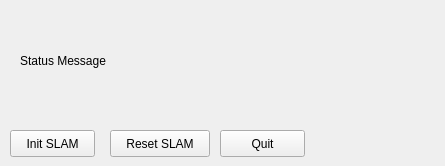
Qt form resource/widget.ui (ProjectArtemis/artemis_sysmon) before a commit.
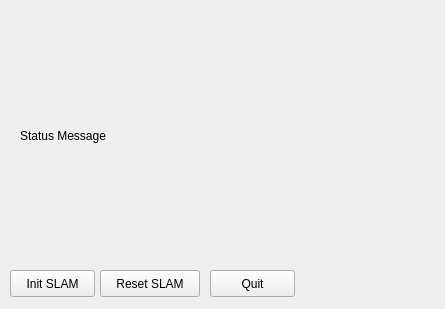
The same form after that commit.

Commit message: sysmon : make widget larger

Diff of the .ui file:
```diff
--- a/resource/widget.ui
+++ b/resource/widget.ui
@@ -7,7 +7,7 @@
     <x>0</x>
     <y>0</y>
     <width>445</width>
-    <height>166</height>
+    <height>309</height>
    </rect>
   </property>
   <property name="windowTitle">
@@ -19,7 +19,7 @@
      <x>20</x>
      <y>10</y>
      <width>411</width>
-     <height>101</height>
+     <height>251</height>
     </rect>
    </property>
    <property name="toolTip">
@@ -32,8 +32,8 @@
   <widget class="QPushButton" name="button_reset">
    <property name="geometry">
     <rect>
-     <x>110</x>
-     <y>130</y>
+     <x>100</x>
+     <y>270</y>
      <width>100</width>
      <height>27</height>
     </rect>
@@ -48,8 +48,8 @@
   <widget class="QPushButton" name="button_quit">
    <property name="geometry">
     <rect>
-     <x>220</x>
-     <y>130</y>
+     <x>210</x>
+     <y>270</y>
      <width>85</width>
      <height>27</height>
     </rect>
@@ -62,7 +62,7 @@
    <property name="geometry">
     <rect>
      <x>10</x>
-     <y>130</y>
+     <y>270</y>
      <width>85</width>
      <height>27</height>
     </rect>
```
